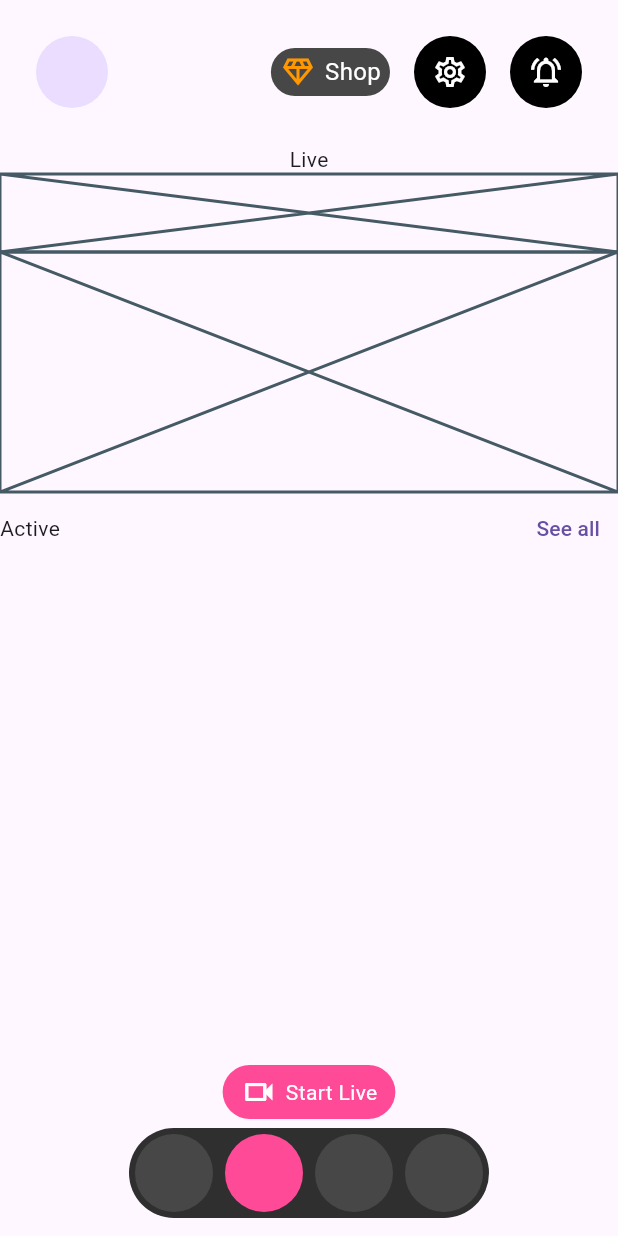
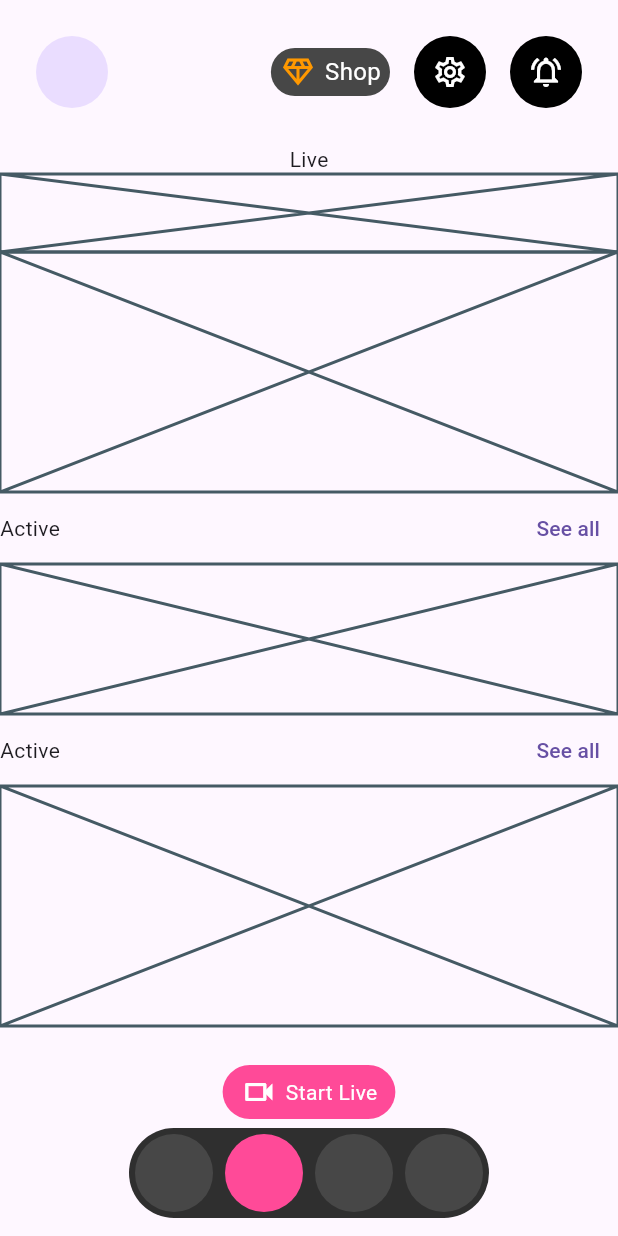
Before and after one commit to JAICHANGPARK/flutter_notebook_chapter_43, a Flutter app: the AiVideoHomePage screen opened directly, on a phone screen of 412 x 824 dp. Run offline on Flutter 3.47's test engine with Material 3 defaults, Android fonts, the phone set to English and light mode, and no system bars; our stand-ins replace gap, hugeicons, percent_indicator.

Commit message:
Update ai_video_home_page.dart

```diff
--- a/lib/ep2181_ai_video_chat_app/ui/ai_video_home_page.dart
+++ b/lib/ep2181_ai_video_chat_app/ui/ai_video_home_page.dart
@@ -105,7 +105,22 @@ class _AiVideoHomePageState extends State<AiVideoHomePage> {
                       Text("Active"),
                       TextButton(onPressed: (){}, child: Text("See all"))
                     ],
-                  )
+                  ),
+                  Container(
+                    height: 100,
+                    child: Placeholder(),
+                  ),
+                  Row(
+                    mainAxisAlignment: MainAxisAlignment.spaceBetween,
+                    children: [
+                      Text("Active"),
+                      TextButton(onPressed: (){}, child: Text("See all"))
+                    ],
+                  ),
+                  Container(
+                    height: 160,
+                    child: Placeholder(),
+                  ),
                 ],
               ),
             ),
```
